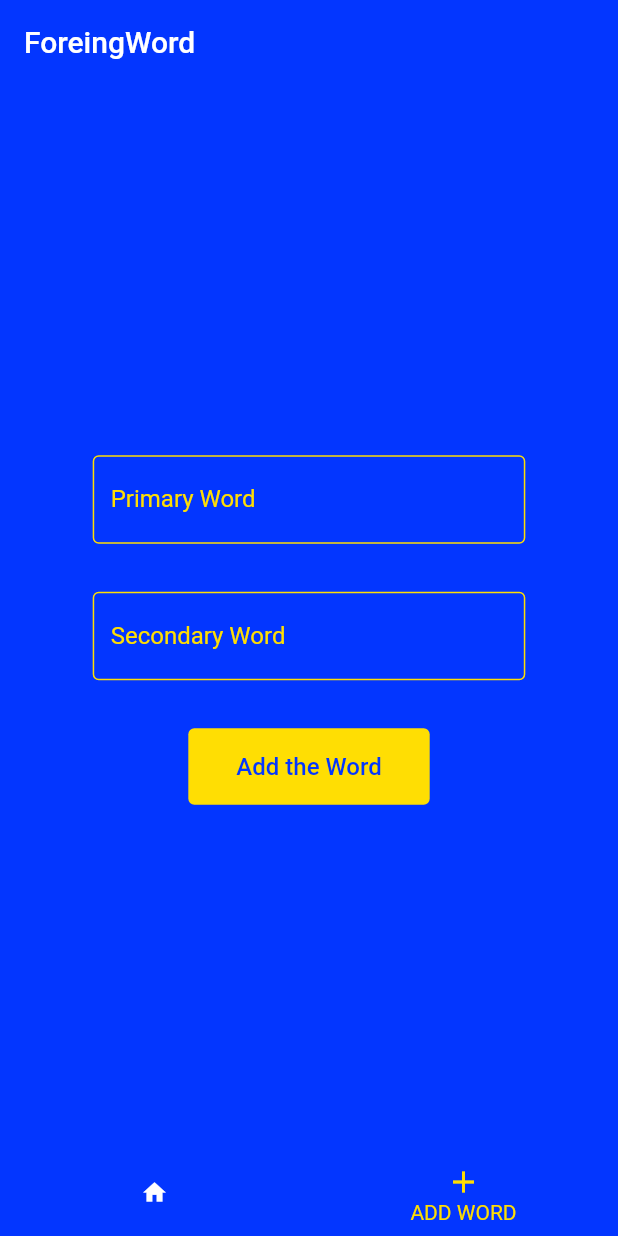
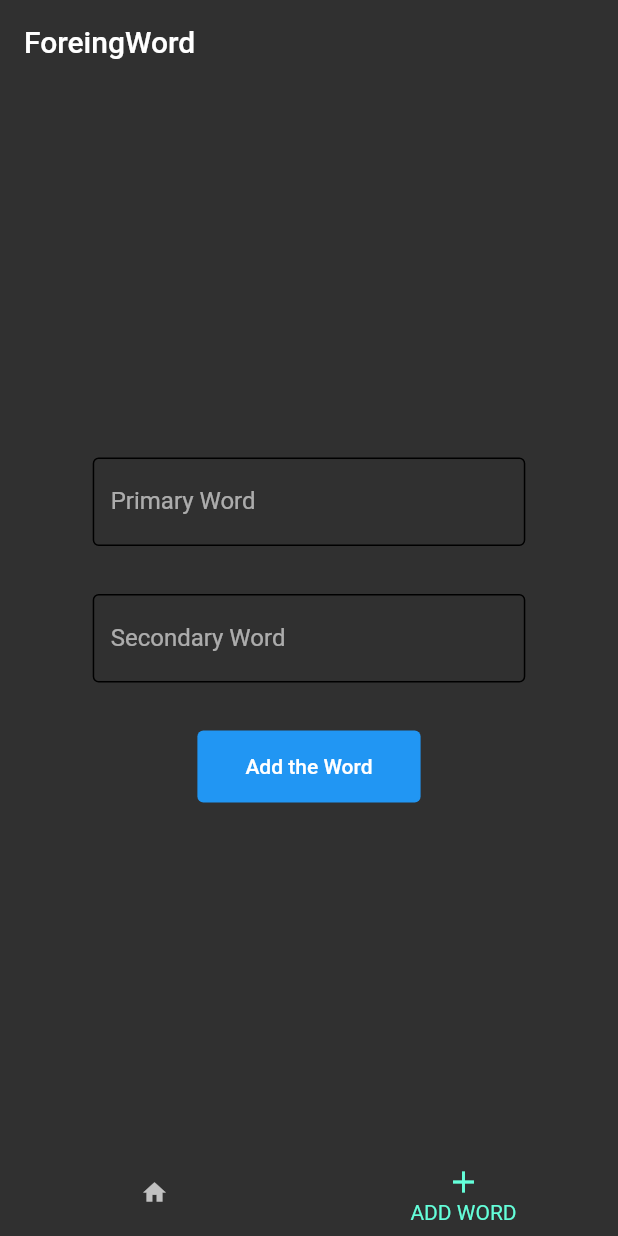
Before and after one commit to AhmetOcak/ForeingWordApp, a Flutter app: the screen it shows after launch, swiped to page 2, on a phone screen of 412 x 824 dp. Run offline on Flutter 3.47's test engine with Material 2 defaults, Android fonts, the phone set to English and light mode, and no system bars; our stand-ins replace shared_preferences.

Commit message:
colors changed

```diff
--- a/lib/core/components/appbar/custom_appbar.dart
+++ b/lib/core/components/appbar/custom_appbar.dart
@@ -19,7 +19,7 @@ class CustomAppBar extends StatelessWidget with PreferredSizeWidget {
   Widget build(BuildContext context) {
     return AppBar(
       title: title,
-      backgroundColor: backgroundColor,
+      backgroundColor: backgroundColor ?? Colors.transparent,
       elevation: elevation,
       actions: action,
     );
--- a/lib/core/components/textfield/custom_textfield.dart
+++ b/lib/core/components/textfield/custom_textfield.dart
@@ -15,7 +15,10 @@ class CustomTextField extends StatelessWidget {
       this.focusedBorder,
       this.labelStyle,
       this.labelText,
-      this.focusColor})
+      this.focusColor,
+      this.focusNode,
+      this.onTap,
+      })
       : super(key: key);
 
   final TextEditingController? controller;
@@ -27,12 +30,16 @@ class CustomTextField extends StatelessWidget {
   final TextStyle? labelStyle;
   final String? labelText;
   final Color? focusColor;
+  final FocusNode? focusNode;
+  final Function? onTap;
 
   @override
   Widget build(BuildContext context) {
     return Padding(
       padding: padding ?? const EdgeInsets.all(DEFAULT_PADDING_VALUE),
       child: TextField(
+        onTap: () => onTap,
+        focusNode: focusNode,
         controller: controller,
         cursorColor: cursorColor,
         style: style,
--- a/lib/feature/add_word/model/button.dart
+++ b/lib/feature/add_word/model/button.dart
@@ -17,9 +17,6 @@ class ButtonModel {
       buttonStyle: ButtonStyle(
         elevation: MaterialStateProperty.all(
           ELEVATION,
-        ),
-        backgroundColor: MaterialStateProperty.all(
-          SECONDARY_COLOR,
         ),
       ),
       onPressed: () {
@@ -45,10 +42,10 @@ class ButtonModel {
       ),
       text: const Text(
         BUTTON_TEXT,
-        style: TextStyle(
-          color: PRIMARY_COLOR,
+        /*style: TextStyle(
+          color: WHITE,
           fontSize: BUTTON_TEXT_SIZE,
-        ),
+        ),*/
       ),
     );
   }
--- a/lib/feature/add_word/model/snackbar.dart
+++ b/lib/feature/add_word/model/snackbar.dart
@@ -8,8 +8,8 @@ class SnackBarModel {
         content,
         textAlign: TextAlign.center,
         style: const TextStyle(
-          color: PRIMARY_COLOR,
-          fontWeight: FontWeight.bold,
+          //color: PRIMARY_COLOR,
+          //fontWeight: FontWeight.bold,
         ),
       ),
       elevation: ELEVATION,
@@ -17,7 +17,7 @@ class SnackBarModel {
         seconds: 1,
       ),
       behavior: SnackBarBehavior.floating,
-      backgroundColor: SECONDARY_COLOR,
+      //backgroundColor: SECONDARY_COLOR,
     );
   }
 }
--- a/lib/feature/add_word/model/textfied.dart
+++ b/lib/feature/add_word/model/textfied.dart
@@ -13,25 +13,15 @@ class TextFieldModel {
         MediaQuery.of(context).size.width * 0.15,
         TEXTFIELD_TB_PADDING,
       ),
-      cursorColor: SECONDARY_COLOR,
-      style: const TextStyle(
-        color: WHITE,
-      ),
       enabledBorder: const OutlineInputBorder(
-        borderSide: BorderSide(
-          color: SECONDARY_COLOR,
-        ),
+        borderSide: BorderSide(),
       ),
       focusedBorder: const OutlineInputBorder(
         borderSide: BorderSide(
-          color: SECONDARY_COLOR,
+          color: Colors.blue
         ),
       ),
-      labelStyle: const TextStyle(
-        color: SECONDARY_COLOR,
-      ),
       labelText: text,
-      focusColor: SECONDARY_COLOR,
     );
   }
 }
--- a/lib/feature/add_word/view/addword_view.dart
+++ b/lib/feature/add_word/view/addword_view.dart
@@ -12,29 +12,37 @@ class AddWordView extends StatefulWidget {
 }
 
 class _AddWordViewState extends State<AddWordView> {
-  final TextEditingController _primaryTextFieldController = TextEditingController();
-  final TextEditingController _secondaryTextFieldController = TextEditingController();
-
+  final TextEditingController _primaryTextFieldController =
+      TextEditingController();
+  final TextEditingController _secondaryTextFieldController =
+      TextEditingController();
   @override
   Widget build(BuildContext context) {
     return Scaffold(
-      backgroundColor: PRIMARY_COLOR,
       appBar: const CustomAppBar(
-        backgroundColor: PRIMARY_COLOR,
         elevation: ELEVATION,
         title: Text(
           APP_NAME,
-          style: TextStyle(
-            color: WHITE,
-          ),
         ),
       ),
       body: Column(
         mainAxisAlignment: MainAxisAlignment.center,
         children: [
-          TextFieldModel().customTextField(context, _primaryTextFieldController, TEXTFIELD_P_TEXT),
-          TextFieldModel().customTextField(context, _secondaryTextFieldController, TEXTFIELD_S_TEXT),
-          ButtonModel().customElevatedButton(_primaryTextFieldController, _secondaryTextFieldController, context),
+          TextFieldModel().customTextField(
+            context,
+            _primaryTextFieldController,
+            TEXTFIELD_P_TEXT,
+          ),
+          TextFieldModel().customTextField(
+            context,
+            _secondaryTextFieldController,
+            TEXTFIELD_S_TEXT,
+          ),
+          ButtonModel().customElevatedButton(
+            _primaryTextFieldController,
+            _secondaryTextFieldController,
+            context,
+          ),
         ],
       ),
     );
--- a/lib/feature/home/model/app_bar.dart
+++ b/lib/feature/home/model/app_bar.dart
@@ -5,13 +5,9 @@ import 'package:foreing_word_app/core/constants/constants.dart';
 class AppBarModel {
   CustomAppBar customAppBar() {
     return const CustomAppBar(
-      backgroundColor: PRIMARY_COLOR,
       elevation: ELEVATION,
       title: Text(
         APP_NAME,
-        style: TextStyle(
-          color: WHITE,
-        ),
       ),
     );
   }
--- a/lib/feature/home/model/word_card.dart
+++ b/lib/feature/home/model/word_card.dart
@@ -34,7 +34,7 @@ class WordCard extends StatelessWidget {
                 quarterTurns: 1,
                 child: Icon(
                   Icons.compare_arrows_outlined,
-                  color: PRIMARY_COLOR,
+                  color: CARD_ICON_COLOR,
                 ),
               ),
               CardText(
--- a/lib/feature/main_page.dart
+++ b/lib/feature/main_page.dart
@@ -15,7 +15,6 @@ class _MainPageState extends State<MainPage> {
   @override
   Widget build(BuildContext context) {
     return Scaffold(
-      backgroundColor: PRIMARY_COLOR,
       body: PageView(
         children: PAGES,
         controller: _pageController,
@@ -26,9 +25,6 @@ class _MainPageState extends State<MainPage> {
         },
       ),
       bottomNavigationBar: BottomNavigationBar(
-        backgroundColor: PRIMARY_COLOR,
-        selectedItemColor: SECONDARY_COLOR,
-        unselectedItemColor: WHITE,
         elevation: ELEVATION,
         showUnselectedLabels: false,
         selectedIconTheme: const IconThemeData(
--- a/lib/main.dart
+++ b/lib/main.dart
@@ -11,8 +11,7 @@ Future main() async {
       debugShowCheckedModeBanner: false,
       home: const MainPage(),
       theme: ThemeData(
-        highlightColor: Colors.transparent,
-        splashColor: Colors.transparent,
+        brightness: Brightness.dark,
       ),
     ),
   );
```
Also changed, not shown: lib/core/constants/constants.dart (+10 -2 lines), lib/feature/home/view/home_view.dart (+8 -9 lines).
